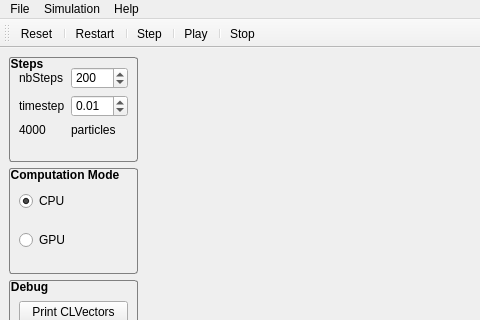
Old version of the form MainWindow.ui in the repository shinhermit/Simulation-Animation; both pictures show x 0 to 480 and y 0 to 320 of the 814 by 576 pixel window.
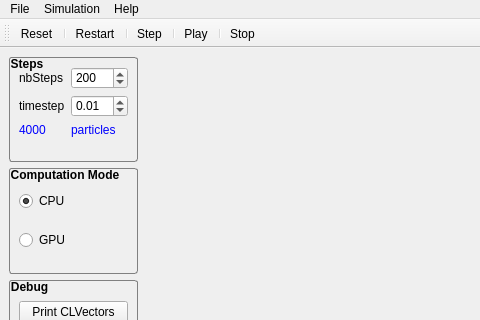
New version of the form. Custom widgets are drawn as their Qt base class.

Commit message: Last minute changes :D Nothing changed

```diff
--- a/MainWindow.ui
+++ b/MainWindow.ui
@@ -82,6 +82,9 @@
            </item>
            <item row="2" column="0">
             <widget class="QLabel" name="label_nbParticle">
+             <property name="styleSheet">
+              <string notr="true">QLabel { color : blue; }</string>
+             </property>
              <property name="text">
               <string>4000</string>
              </property>
@@ -89,6 +92,9 @@
            </item>
            <item row="2" column="1">
             <widget class="QLabel" name="label_2">
+             <property name="styleSheet">
+              <string notr="true">QLabel { color : blue; }</string>
+             </property>
              <property name="text">
               <string>particles</string>
              </property>
```
The commit also changes 2 other files.
